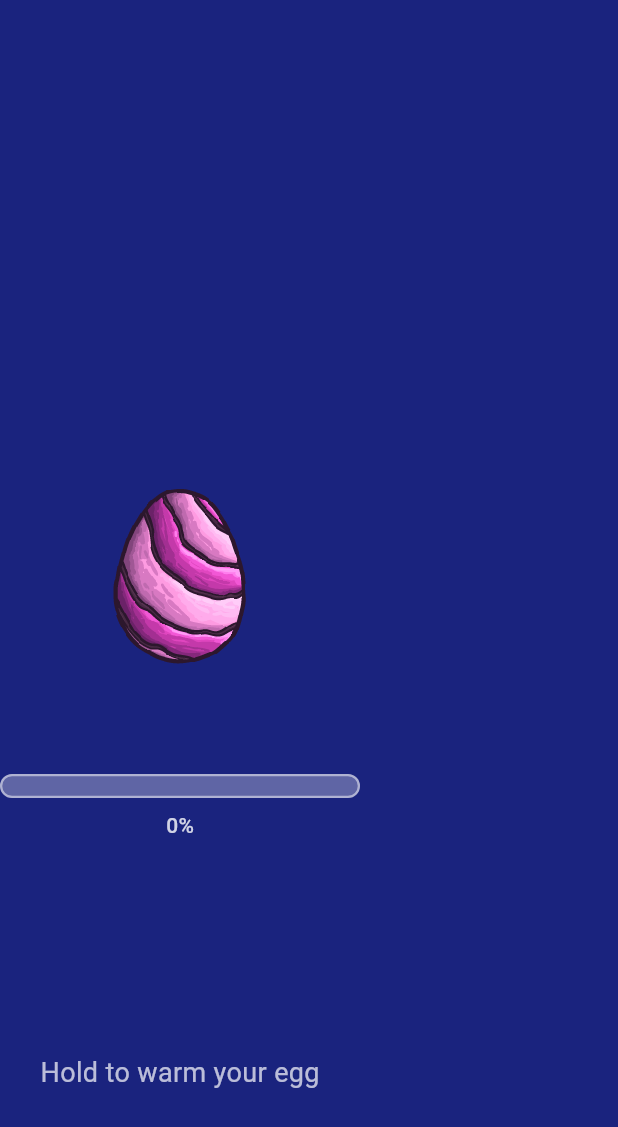
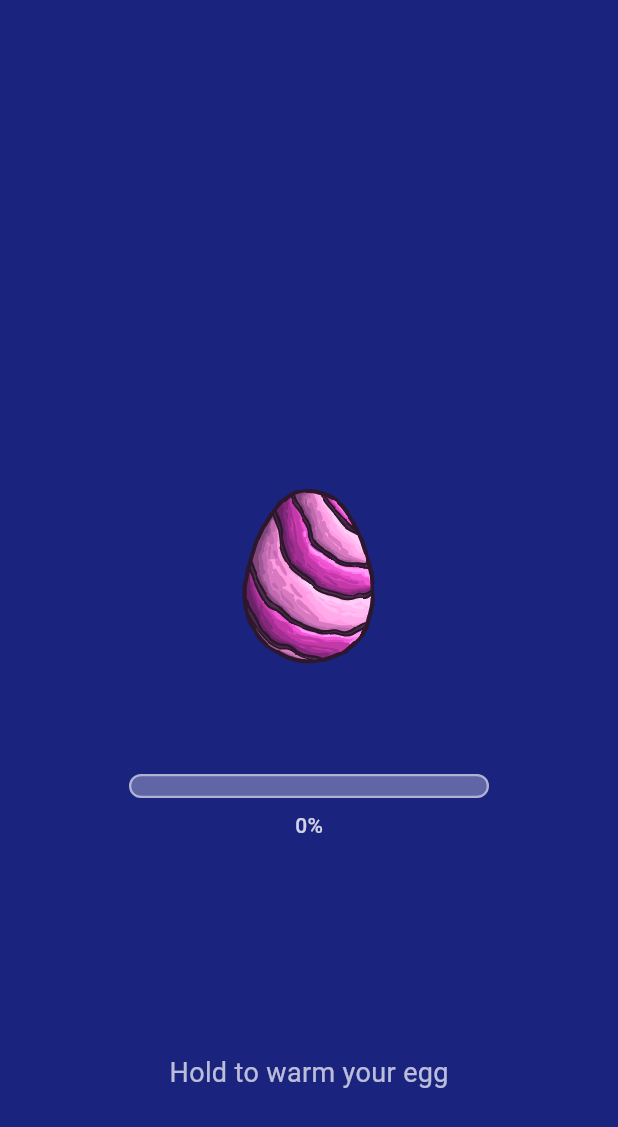
Before and after one commit to SacriTom/focuspal-source, a Flutter app: the HatchingScreen screen opened directly with empty values, on a phone screen of 412 x 824 dp. Shown: the top 1127 px of the screen. Run offline on Flutter 3.47's test engine with Material 3 defaults, Android fonts, the phone set to English and light mode, and no system bars; our stand-ins replace shared_preferences, sqflite; accounts and stored records are empty.

Commit message:
User items · Hatching alignment + 30s timer (D-035 revised → D-042)
- Hatch cap halved 60s → 30s by changing _warmthPerTick 0.0167 → 0.0333.
  Bonding ceremony stays deliberate (still requires a held investment) but
  flows snappier in the 60-90s demo walkthrough.
- Explicit Center wrappers around the egg GestureDetector and the
  WarmthMeter, plus crossAxisAlignment.center on the parent Column,
  remove the sub-pixel left-drift visible in 02_hatching.png that the
  user flagged.
- Header docstring updated to reflect the 30s cap and the polish-pass
  rationale.

EVIDENCE_TRACKER: new decision D-042 documents the change as user-test-
driven iteration of D-035 — the original "calibrate after user testing"
qualifier was used as designed. Useful Reflection rubric material.

flutter analyze: 0 issues. flutter test: 1/1 passing.

Co-Authored-By: Claude Opus 4.7 (1M context) <noreply@anthropic.com>

```diff
--- a/lib/screens/hatching_screen.dart
+++ b/lib/screens/hatching_screen.dart
@@ -1,6 +1,9 @@
 // Hatching screen: Hold finger on egg to warm it.
-// Max 60 seconds (D-035). Warmth meter fills while holding,
-// drains slowly when released. Egg wobbles, cracks, Chibi emerges.
+// Max 30 seconds (D-035 revised post-CP-016 polish — was 60s; halved
+// after user-feel testing showed the bonding ceremony stays just as
+// intentional at 30s and onboarding feels more responsive in the demo
+// video). Warmth meter fills while holding, drains slowly when released.
+// Egg wobbles, cracks, Chibi emerges.
 
 import 'dart:async';
 import 'package:flutter/material.dart';
@@ -25,8 +28,9 @@ class _HatchingScreenState extends State<HatchingScreen> {
   bool _showInstruction = true;
   Timer? _warmthTimer;
 
-  // Max 60 seconds = warmth fills at ~1.67% per second
-  static const double _warmthPerTick = 0.0167;
+  // Max 30 seconds = warmth fills at ~3.33% per second.
+  // Halved from 60s in the post-CP-016 polish pass (D-035 revision).
+  static const double _warmthPerTick = 0.0333;
   // Drain rate when not holding: ~1% per second
   static const double _drainPerTick = 0.01;
   static const _tickInterval = Duration(milliseconds: 100);
@@ -94,10 +98,14 @@ class _HatchingScreenState extends State<HatchingScreen> {
       backgroundColor: const Color(0xFF1A237E),
       body: SafeArea(
         child: Column(
+          crossAxisAlignment: CrossAxisAlignment.center,
           children: [
             const Spacer(flex: 2),
-            // Egg / hatched Chibi
-            GestureDetector(
+            // Egg / hatched Chibi  explicit Center wrapper so the visual
+            // egg always sits on the screen midline regardless of asset
+            // padding inside the source PNG.
+            Center(
+              child: GestureDetector(
                 onTapDown: (_) => _startHolding(),
                 onTapUp: (_) => _stopHolding(),
                 onTapCancel: _stopHolding,
@@ -110,17 +118,20 @@ class _HatchingScreenState extends State<HatchingScreen> {
                   isHolding: _isHolding,
                 ),
               ),
+            ),
             const SizedBox(height: 32),
-            // Warmth meter
+            // Warmth meter  explicit Center wrapper for the same reason.
             if (!_hatched)
-              WarmthMeter(progress: _warmth),
+              Center(child: WarmthMeter(progress: _warmth)),
             if (_hatched)
-              const Text(
+              const Center(
+                child: Text(
                   'Welcome to the world!',
                   style: TextStyle(
                     color: Colors.amber,
                     fontSize: 24,
                     fontWeight: FontWeight.bold,
+                  ),
                 ),
               ),
             const Spacer(),
```
Lines whose indentation alone changed are shown as unchanged.
